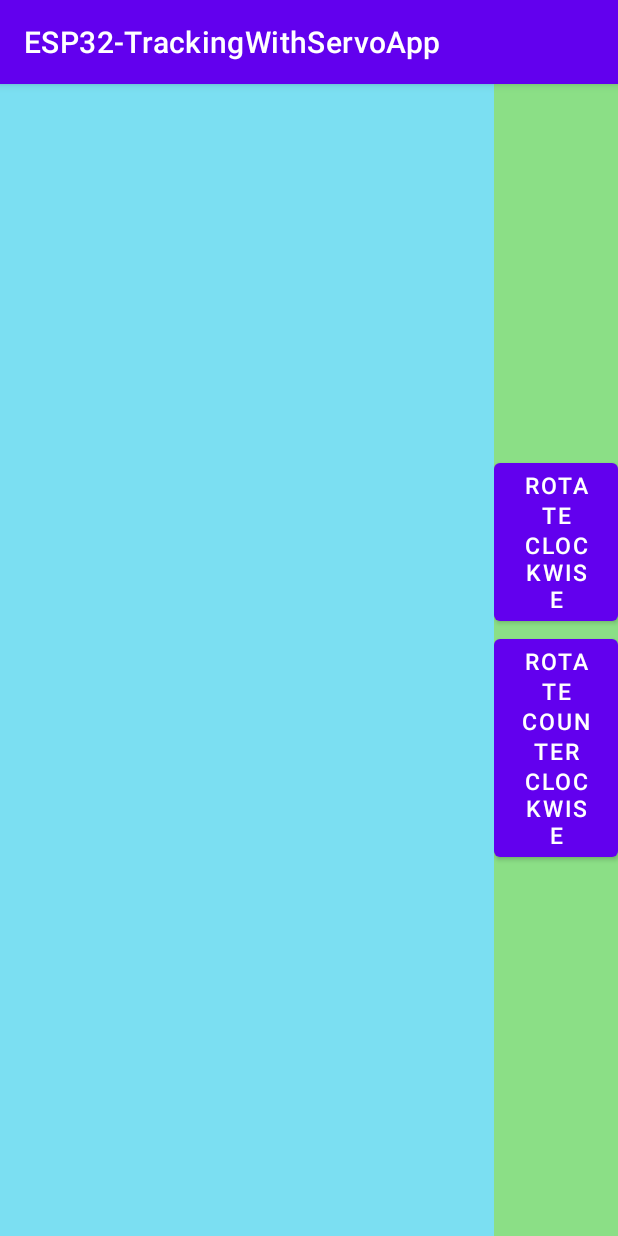
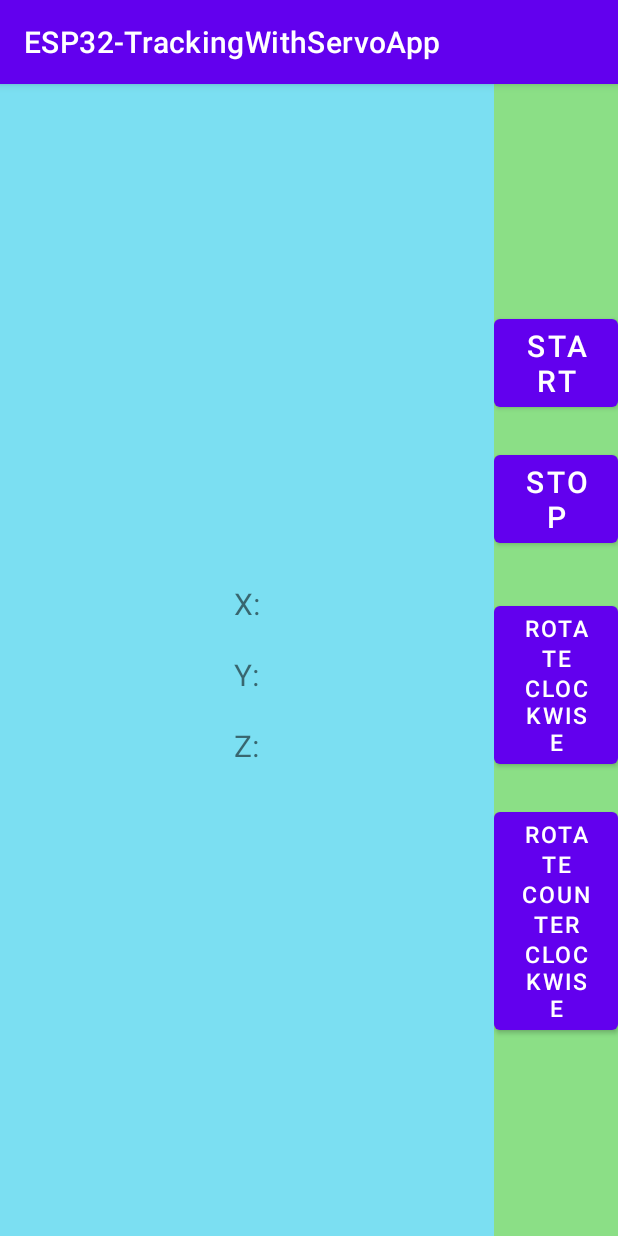
Before and after one commit to antonio-omabel/ESP32-TrackingWithServo, an Android app: the screen it shows after launch (MainActivity), after a tap on an icon or button, on a phone screen of 412 x 824 dp. Run offline under Robolectric (Android 15) with nearby library versions, the phone set to English and light mode, and no system bars.

Commit message:
Http request, Accelerometer and Gyroscope added

```diff
--- a/Android/app/build.gradle
+++ b/Android/app/build.gradle
@@ -33,6 +33,7 @@ dependencies {
     implementation 'androidx.appcompat:appcompat:1.6.1'
     implementation 'com.google.android.material:material:1.9.0'
     implementation 'androidx.constraintlayout:constraintlayout:2.1.4'
+    implementation 'com.squareup.okhttp3:okhttp:3.9.1'
     testImplementation 'junit:junit:4.13.2'
     androidTestImplementation 'androidx.test.ext:junit:1.1.5'
     androidTestImplementation 'androidx.test.espresso:espresso-core:3.5.1'
--- /dev/null
+++ b/Android/app/src/main/java/com/amit/esp32_trackingwithservoapp/Interfaces/IMyAccelerometer.java
@@ -0,0 +1,5 @@
+package com.amit.esp32_trackingwithservoapp.Interfaces;
+
+    public interface IMyAccelerometer {
+        public void onNewAccelerometerValuesAvaible(float x, float y, float z);
+}
--- /dev/null
+++ b/Android/app/src/main/java/com/amit/esp32_trackingwithservoapp/Interfaces/IMyGyroscope.java
@@ -0,0 +1,5 @@
+package com.amit.esp32_trackingwithservoapp.Interfaces;
+
+public interface IMyGyroscope {
+    public void onNewGyroscopeValuesAvaible(float x, float y, float z);
+}
--- a/Android/app/src/main/java/com/amit/esp32_trackingwithservoapp/MainActivity.java
+++ b/Android/app/src/main/java/com/amit/esp32_trackingwithservoapp/MainActivity.java
@@ -5,20 +5,32 @@ import androidx.appcompat.app.AppCompatActivity;
 import android.os.Bundle;
 import android.util.Log;
 import android.widget.Button;
+import android.widget.TextView;
 
-import java.io.BufferedInputStream;
+import com.amit.esp32_trackingwithservoapp.Interfaces.IMyAccelerometer;
+import com.amit.esp32_trackingwithservoapp.Interfaces.IMyGyroscope;
+import com.amit.esp32_trackingwithservoapp.Sensor.MyAccelerometer;
+import com.amit.esp32_trackingwithservoapp.Sensor.MyGyroscope;
+
 import java.io.IOException;
-import java.io.InputStream;
-import java.net.HttpURLConnection;
+import java.io.UnsupportedEncodingException;
 import java.net.MalformedURLException;
-import java.net.URL;
+import okhttp3.Call;
+import okhttp3.Callback;
+import okhttp3.OkHttpClient;
+import okhttp3.Request;
+import okhttp3.Response;
 
-public class MainActivity extends AppCompatActivity {
+public class MainActivity extends AppCompatActivity implements IMyAccelerometer, IMyGyroscope {
     private String TAG = "MainActivity";
-    private Button bttRotateClockwise=null, bttRotateCounterclockwise=null;
-    URL url = null;
-
-    public MainActivity() throws MalformedURLException {
+    private Button bttRotateClockwise=null, bttRotateCounterclockwise=null,bttStart = null, bttStop = null;;
+    private TextView tvX = null, tvY = null, tvZ = null;
+    private OkHttpClient client;
+    private String clockwiseUrl = "http://192.168.43.147/H";
+    private String counterclockwiseUrl = "http://192.168.43.147/L";
+    private MyAccelerometer myAccelerometer = null;
+    private MyGyroscope myGyroscope = null;
+    public MainActivity() throws MalformedURLException, UnsupportedEncodingException {
     }
 
     @Override
@@ -26,56 +38,82 @@ public class MainActivity extends AppCompatActivity {
         super.onCreate(savedInstanceState);
         setContentView(R.layout.activity_main);
         Init();
-        bttRotateClockwise.setOnClickListener((v)->{
+        bttRotateClockwise.setOnClickListener((v) -> {
             Log.i(TAG, "Clockwise rotation");
-            try {
-                url = new URL("http://stackoverflow.com");
-            } catch (MalformedURLException e) {
-                throw new RuntimeException(e);
-            }
-            HttpURLConnection urlConnection = null;
-            try {
-                urlConnection = (HttpURLConnection) url.openConnection();
-            } catch (IOException e) {
-                throw new RuntimeException(e);
-            }
-            try {
-                InputStream in = new BufferedInputStream(urlConnection.getInputStream());
-                //readStream(in);
-            } catch (IOException e) {
-                throw new RuntimeException(e);
-            } finally {
-                urlConnection.disconnect();
-            }
+            Request request = new Request.Builder()
+                    .url(clockwiseUrl)
+                    .build();
+
+            client.newCall(request).enqueue(new Callback() {
+                @Override
+                public void onFailure(Call call, IOException e) {
+                    e.printStackTrace();
+                }
+
+                @Override
+                public void onResponse(Call call, Response response) throws IOException {
+                    if (response.isSuccessful()) {Log.i(TAG,"Success");}
+                }
+            });
         });
-        bttRotateCounterclockwise.setOnClickListener((v)->{
-            Log.i(TAG, "Counterclockwise rotation");
-            try {
-                url = new URL("192.168.43.147/L");
-            } catch (MalformedURLException e) {
-                throw new RuntimeException(e);
-            }
-            HttpURLConnection urlConnection = null;
-            try {
-                urlConnection = (HttpURLConnection) url.openConnection();
-            } catch (IOException e) {
-                throw new RuntimeException(e);
-            }
-            try {
-                InputStream in = new BufferedInputStream(urlConnection.getInputStream());
-                //readStream(in);
-            } catch (IOException e) {
-                throw new RuntimeException(e);
-            } finally {
-                urlConnection.disconnect();
-            }
+        bttRotateCounterclockwise.setOnClickListener((v) -> {
+            Log.i(TAG, "Clockwise rotation");
+            Request request = new Request.Builder()
+                    .url(counterclockwiseUrl)
+                    .build();
+
+            client.newCall(request).enqueue(new Callback() {
+                @Override
+                public void onFailure(Call call, IOException e) {
+                    e.printStackTrace();
+                }
+
+                @Override
+                public void onResponse(Call call, Response response) throws IOException {
+                    if (response.isSuccessful()) {Log.i(TAG,"Success");}
+                }
+            });
+        });
+        /*myAccelerometer = new MyAccelerometer(this, this);
+        bttStart.setOnClickListener((v)->{
+            myAccelerometer.start();
+        });
+
+        bttStop.setOnClickListener((v)->{
+            myAccelerometer.stop();
+        });*/
+        myGyroscope = new MyGyroscope(this, this);
+        bttStart.setOnClickListener((v)->{
+            myGyroscope.start();
+        });
+
+        bttStop.setOnClickListener((v)->{
+            myGyroscope.stop();
         });
     }
 
     private void Init(){
         bttRotateClockwise=findViewById(R.id.bttRotateClockwise);
         bttRotateCounterclockwise=findViewById(R.id.bttRotateCounterclockwise);
-
+        bttStart = findViewById(R.id.bttStart);
+        bttStop = findViewById(R.id.bttStop);
+        client = new OkHttpClient();
+        tvX = findViewById(R.id.tvX);
+        tvY = findViewById(R.id.tvY);
+        tvZ = findViewById(R.id.tvZ);
     }
 
+    @Override
+    public void onNewAccelerometerValuesAvaible(float x, float y, float z) {
+        tvX.setText("X: " + x);
+        tvY.setText("Y: " + y);
+        tvZ.setText("Z: " + z);
+    }
+
+    @Override
+    public void onNewGyroscopeValuesAvaible(float x, float y, float z) {
+        tvX.setText("X: " + x);
+        tvY.setText("Y: " + y);
+        tvZ.setText("Z: " + z);
+    }
 }
--- /dev/null
+++ b/Android/app/src/main/java/com/amit/esp32_trackingwithservoapp/Sensor/MyGyroscope.java
@@ -0,0 +1,52 @@
+package com.amit.esp32_trackingwithservoapp.Sensor;
+
+import android.content.Context;
+import android.hardware.Sensor;
+import android.hardware.SensorEvent;
+import android.hardware.SensorEventListener;
+import android.hardware.SensorManager;
+import android.util.Log;
+
+import com.amit.esp32_trackingwithservoapp.Interfaces.IMyGyroscope;
+
+public class MyGyroscope  implements SensorEventListener {
+
+        private final String TAG = "MyGyroscope";
+
+        private SensorManager sensorManager = null;
+        private Sensor gyroscope = null;
+
+        private IMyGyroscope iMyGyroscope = null;
+
+        public MyGyroscope (Context context, IMyGyroscope iMyGyroscope) {
+            sensorManager = (SensorManager) context.getSystemService(Context.SENSOR_SERVICE);
+            if(sensorManager.getDefaultSensor(Sensor.TYPE_GYROSCOPE)!=null){
+                gyroscope = sensorManager.getDefaultSensor(Sensor.TYPE_GYROSCOPE);
+                this.iMyGyroscope=iMyGyroscope;
+            }
+        }
+        public void start(){
+            sensorManager.registerListener(this/*Usa se stessa come listener*/, gyroscope, SensorManager.SENSOR_DELAY_NORMAL);
+        }
+
+        public void stop(){
+            sensorManager.unregisterListener(this);
+        }
+
+        @Override
+        public void onSensorChanged(SensorEvent sensorEvent) {
+            Log.i(TAG, "onSensorChanged");
+
+            float x = sensorEvent.values[0];
+            float y = sensorEvent.values[1];
+            float z = sensorEvent.values[2];
+
+            iMyGyroscope.onNewGyroscopeValuesAvaible(x,y,z);
+            Log.i(TAG, "\nX: " + x + "\nY: " + y + "\nZ: " + z);
+        }
+
+        @Override
+        public void onAccuracyChanged(Sensor sensor, int i) {
+            Log.i(TAG,"onAccuracyChanged");
+        }
+}
--- a/Android/app/src/main/res/layout/activity_main.xml
+++ b/Android/app/src/main/res/layout/activity_main.xml
@@ -8,12 +8,39 @@
     tools:context=".MainActivity">
 
     <LinearLayout
+        android:id="@+id/lCamera"
         android:layout_width="0dp"
         android:layout_height="match_parent"
         android:layout_weight="4"
         android:background="#7bdff2"
-        android:gravity="top"
+        android:gravity="center"
         android:orientation="vertical">
+        <TextView
+            android:id="@+id/tvX"
+            android:layout_width="wrap_content"
+            android:layout_height="wrap_content"
+            android:textSize="20dp"
+            android:text="X:"
+            android:layout_marginTop="20dp"
+            />
+
+        <TextView
+            android:id="@+id/tvY"
+            android:layout_width="wrap_content"
+            android:layout_height="wrap_content"
+            android:textSize="20dp"
+            android:text="Y:"
+            android:layout_marginTop="20dp"
+            />
+
+        <TextView
+            android:id="@+id/tvZ"
+            android:layout_width="wrap_content"
+            android:layout_height="wrap_content"
+            android:textSize="20dp"
+            android:text="Z:"
+            android:layout_marginTop="20dp"
+            />
 
     </LinearLayout>
 
@@ -26,11 +53,30 @@
         android:orientation="vertical">
 
         <Button
+            android:id="@+id/bttStart"
+            android:layout_width="wrap_content"
+            android:layout_height="wrap_content"
+            android:text="Start"
+            android:textSize="20dp"
+            android:layout_marginTop="20dp"
+            />
+
+        <Button
+            android:id="@+id/bttStop"
+            android:layout_width="wrap_content"
+            android:layout_height="wrap_content"
+            android:text="Stop"
+            android:textSize="20dp"
+            android:layout_marginTop="20dp"
+            />
+
+        <Button
             android:id="@+id/bttRotateClockwise"
             android:layout_width="wrap_content"
             android:layout_height="wrap_content"
             android:text="Rotate\nclockwise"
-            android:textSize="15dp">
+            android:textSize="15dp"
+            android:layout_marginTop="30dp">
 
         </Button>
 
@@ -39,7 +85,10 @@
             android:layout_width="wrap_content"
             android:layout_height="wrap_content"
             android:text="Rotate\ncounter\nclockwise"
-            android:textSize="15dp"></Button>
+            android:textSize="15dp"
+            android:layout_marginTop="20dp">
+        </Button>
+
     </LinearLayout>
 
 </LinearLayout>
--- /dev/null
+++ b/build.gradle
@@ -0,0 +1 @@
+// Top-level build file where you can add configuration options common to all sub-projects/modules.
```
Also changed, not shown: Android/app/src/main/AndroidManifest.xml (+7 -2 lines), Android/app/src/main/java/com/amit/esp32_trackingwithservoapp/Sensor/MyAccelerometer.java (added, +53 -0 lines).
